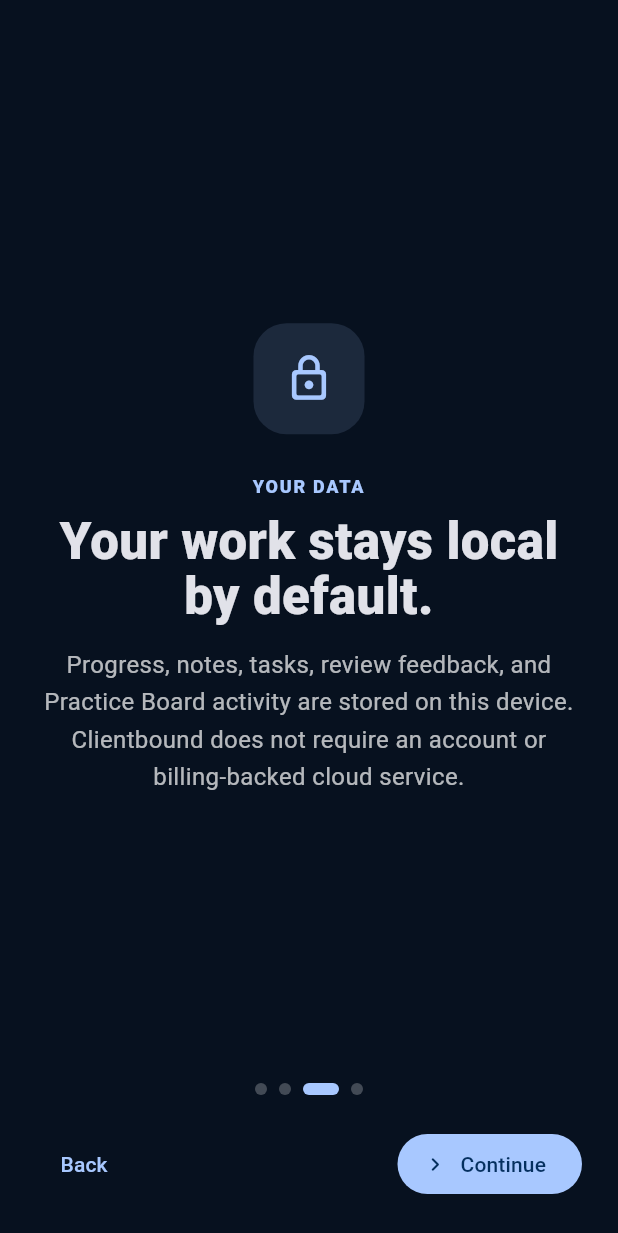
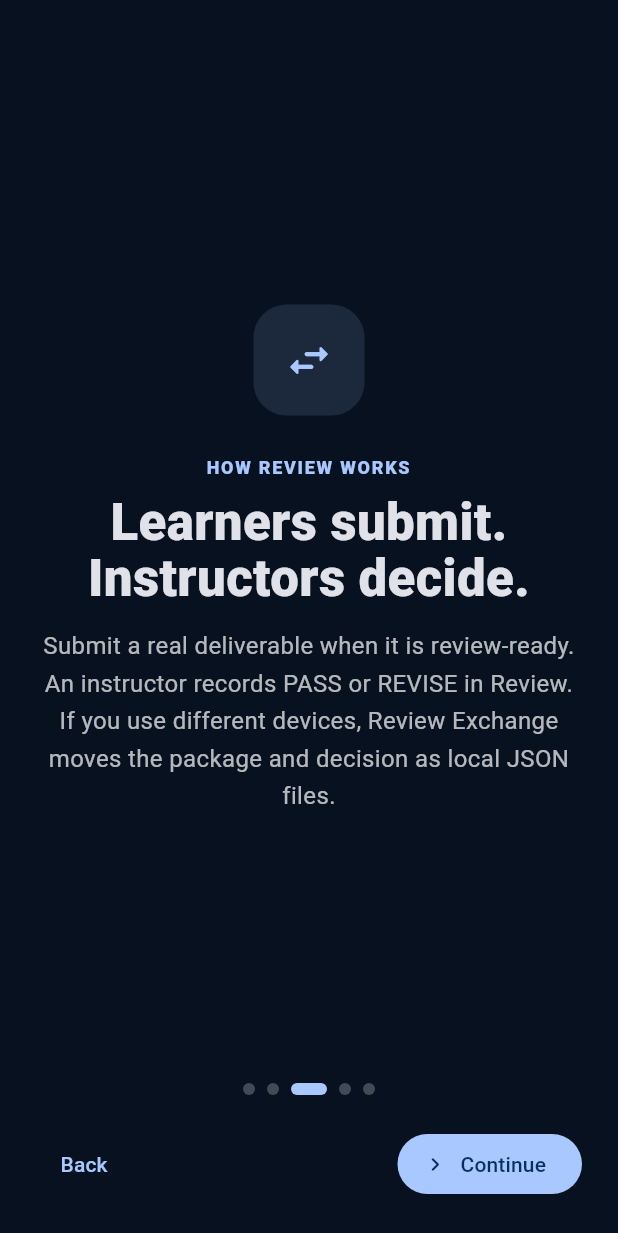
Before and after one commit to GraysonSeven/graysonseven.github.io, a Flutter app: the screen it shows after launch, swiped to page 3, on a phone screen of 412 x 824 dp. Shown: the top 1233 px of the screen. Run offline on Flutter 3.47's test engine with Material 3 defaults, Android fonts, the phone set to English and light mode, and no system bars; our stand-ins replace file_picker, shared_preferences; missing offline and left inert: dart:html; network calls fail.

Commit message:
ci: qualify complete Clientbound v1.0 hardening candidate

```diff
--- a/clientbound-src/lib/onboarding_page.dart
+++ b/clientbound-src/lib/onboarding_page.dart
@@ -35,6 +35,13 @@ class _OnboardingPageState extends State<OnboardingPage> {
           'Modules move from Not started to In progress to Ready for review. PASS means the real deliverable met its quality gate.',
     ),
     (
+      icon: Icons.swap_horiz_rounded,
+      eyebrow: 'HOW REVIEW WORKS',
+      title: 'Learners submit. Instructors decide.',
+      body:
+          'Submit a real deliverable when it is review-ready. An instructor records PASS or REVISE in Review. If you use different devices, Review Exchange moves the package and decision as local JSON files.',
+    ),
+    (
       icon: Icons.lock_outline_rounded,
       eyebrow: 'YOUR DATA',
       title: 'Your work stays local by default.',
@@ -46,7 +53,7 @@ class _OnboardingPageState extends State<OnboardingPage> {
       eyebrow: 'OWN YOUR WORK',
       title: 'Back up before it matters.',
       body:
-          'Settings includes Clientbound backup export and restore. Use it before browser resets, device changes, or major experiments.',
+          'Settings can save and restore a Clientbound backup file on Web or Android. Use it before browser resets, device changes, or major experiments.',
     ),
   ];
 
@@ -76,7 +83,15 @@ class _OnboardingPageState extends State<OnboardingPage> {
                           setState(() => _index = value),
                       itemBuilder: (context, index) {
                         final step = _steps[index];
-                        return Center(
+                        return LayoutBuilder(
+                          builder: (context, constraints) =>
+                              SingleChildScrollView(
+                            padding: const EdgeInsets.symmetric(vertical: 12),
+                            child: ConstrainedBox(
+                              constraints: BoxConstraints(
+                                minHeight: constraints.maxHeight - 24,
+                              ),
+                              child: Center(
                                 child: Column(
                                   mainAxisSize: MainAxisSize.min,
                                   children: [
@@ -93,8 +108,9 @@ class _OnboardingPageState extends State<OnboardingPage> {
                                       child: Icon(
                                         step.icon,
                                         size: 34,
-                                  color:
-                                      Theme.of(context).colorScheme.primary,
+                                        color: Theme.of(context)
+                                            .colorScheme
+                                            .primary,
                                       ),
                                     ),
                                     const SizedBox(height: 26),
@@ -102,8 +118,9 @@ class _OnboardingPageState extends State<OnboardingPage> {
                                       step.eyebrow,
                                       textAlign: TextAlign.center,
                                       style: TextStyle(
-                                  color:
-                                      Theme.of(context).colorScheme.primary,
+                                        color: Theme.of(context)
+                                            .colorScheme
+                                            .primary,
                                         fontWeight: FontWeight.w900,
                                         letterSpacing: 1.15,
                                         fontSize: 12,
@@ -130,6 +147,9 @@ class _OnboardingPageState extends State<OnboardingPage> {
                                       ),
                                     ),
                                   ],
+                                ),
+                              ),
+                            ),
                           ),
                         );
                       },
--- a/clientbound-src/lib/review_exchange_page.dart
+++ b/clientbound-src/lib/review_exchange_page.dart
@@ -44,7 +44,7 @@ class ReviewExchangePage extends StatelessWidget {
             ),
             const SizedBox(height: 10),
             const Text(
-              'Exchange files are trust-based local JSON. Clientbound verifies package structure and exact submission identity, but it does not authenticate who created a decision.',
+              'Exchange files are trust-based local JSON. Clientbound verifies package structure and exact submission identity, but it does not authenticate who created a decision. Review files can contain real learner evidence and notes, so share them only through a trusted channel.',
               style: TextStyle(color: Colors.white60, height: 1.45),
             ),
             const SizedBox(height: 18),
```
Also changed, not shown: 1 other file. Lines whose indentation alone changed are shown as unchanged.
